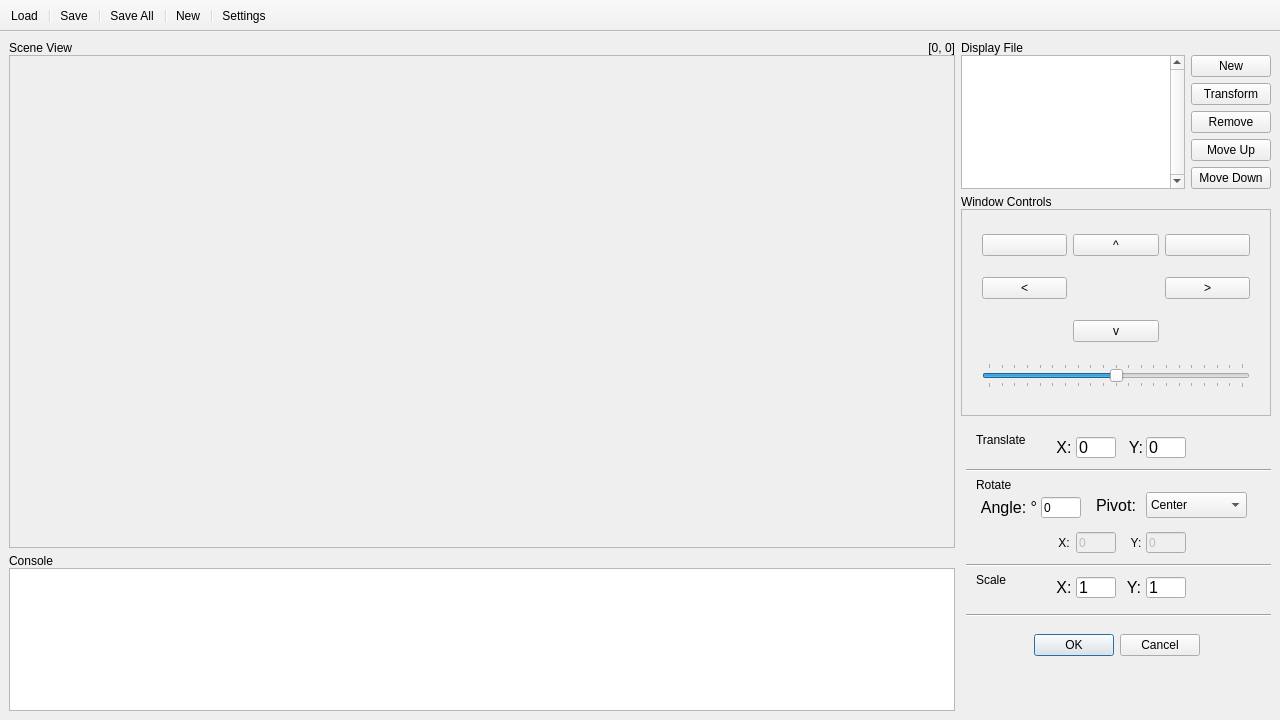
First picture: the form in data/main.ui, repository RamAddict/Interactive-Graphical-System, before the edit.
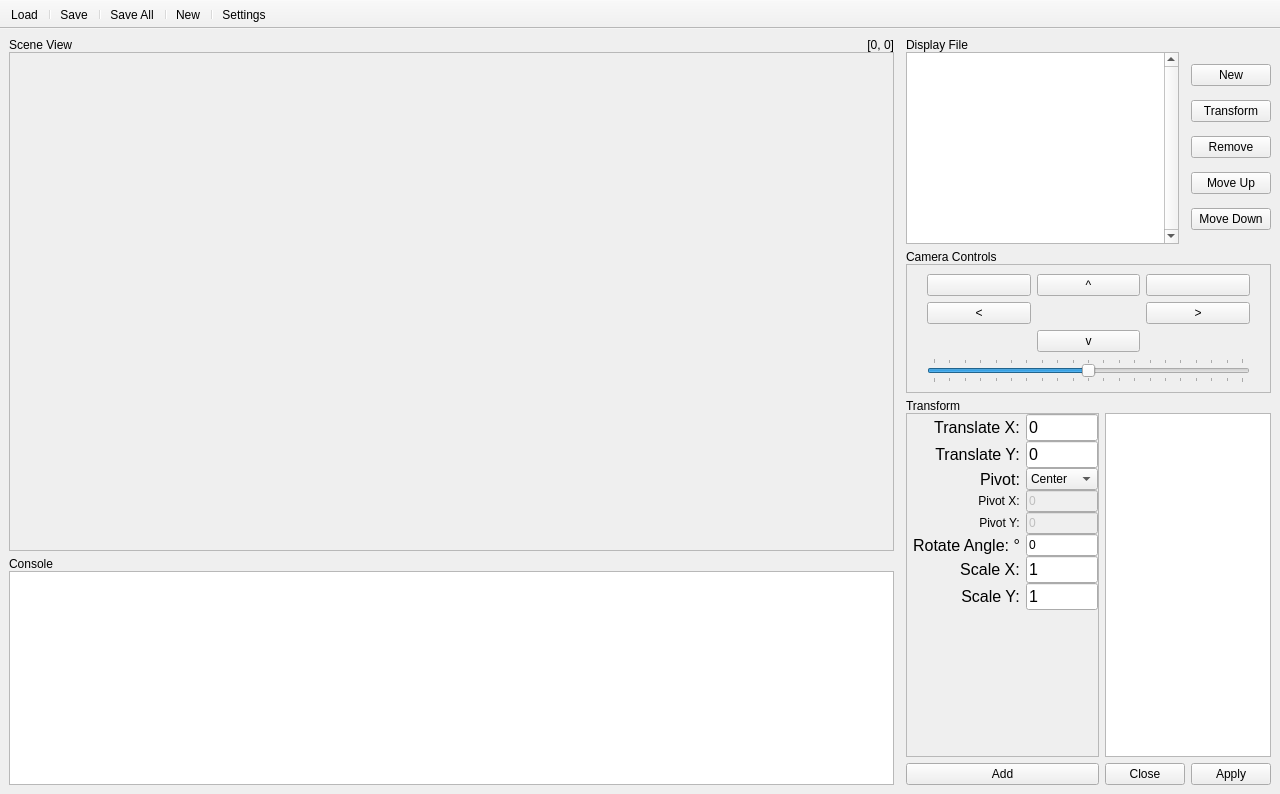
Second picture: the form after the edit. The open tabs and pages were chosen to show the change. Icons and pictures are not drawn.

Diff of the .ui file:
```diff
--- a/data/main.ui
+++ b/data/main.ui
@@ -10,7 +10,7 @@
     <x>0</x>
     <y>0</y>
     <width>1280</width>
-    <height>720</height>
+    <height>794</height>
    </rect>
   </property>
   <property name="windowTitle">
@@ -23,85 +23,12 @@
      <verstretch>1</verstretch>
     </sizepolicy>
    </property>
-   <layout class="QGridLayout" name="gridLayout" rowstretch="4,7,4,5" columnstretch="4,1">
-    <item row="0" column="1">
-     <layout class="QVBoxLayout" name="displayFileLayout" stretch="0,1">
-      <property name="spacing">
-       <number>0</number>
-      </property>
-      <item>
-       <widget class="QLabel" name="sceneLabel">
-        <property name="toolTip">
-         <string>Scene</string>
-        </property>
-        <property name="text">
-         <string>Display File</string>
-        </property>
-       </widget>
-      </item>
-      <item>
-       <layout class="QHBoxLayout" name="scenelLayout" stretch="1,0">
-        <property name="spacing">
-         <number>6</number>
-        </property>
-        <item>
-         <widget class="QListWidget" name="displayFile">
-          <property name="verticalScrollBarPolicy">
-           <enum>Qt::ScrollBarAlwaysOn</enum>
-          </property>
-          <property name="selectionRectVisible">
-           <bool>true</bool>
-          </property>
-          <property name="currentRow">
-           <number>-1</number>
-          </property>
-         </widget>
-        </item>
-        <item>
-         <layout class="QVBoxLayout" name="actionsLayout">
-          <item>
-           <widget class="QPushButton" name="newButton">
-            <property name="text">
-             <string>New</string>
-            </property>
-           </widget>
-          </item>
-          <item>
-           <widget class="QPushButton" name="transformButton">
-            <property name="text">
-             <string>Transform</string>
-            </property>
-           </widget>
-          </item>
-          <item>
-           <widget class="QPushButton" name="removeButton">
-            <property name="text">
-             <string>Remove</string>
-            </property>
-           </widget>
-          </item>
-          <item>
-           <widget class="QPushButton" name="upListButton">
-            <property name="text">
-             <string>Move Up</string>
-            </property>
-           </widget>
-          </item>
-          <item>
-           <widget class="QPushButton" name="downListButton">
-            <property name="text">
-             <string>Move Down</string>
-            </property>
-           </widget>
-          </item>
-         </layout>
-        </item>
-       </layout>
-      </item>
-     </layout>
-    </item>
+   <layout class="QGridLayout" name="gridLayout" rowstretch="0,1,2,3" columnstretch="6,2">
+    <property name="horizontalSpacing">
+     <number>12</number>
+    </property>
     <item row="1" column="1">
-     <layout class="QVBoxLayout" name="windowLayout" stretch="0,1">
+     <layout class="QVBoxLayout" name="cameraLayout">
       <property name="spacing">
        <number>0</number>
       </property>
@@ -111,7 +38,7 @@
          <string>Camera</string>
         </property>
         <property name="text">
-         <string>Window Controls</string>
+         <string>Camera Controls</string>
         </property>
        </widget>
       </item>
@@ -123,27 +50,21 @@
         <property name="frameShadow">
          <enum>QFrame::Sunken</enum>
         </property>
-        <layout class="QGridLayout" name="controlLayout" rowstretch="0,0,0,1">
+        <layout class="QGridLayout" name="controlLayout">
          <property name="leftMargin">
           <number>20</number>
          </property>
          <property name="rightMargin">
           <number>20</number>
          </property>
-         <item row="0" column="1">
-          <widget class="QPushButton" name="upBtn">
+         <item row="0" column="0">
+          <widget class="QPushButton" name="tiltLeftBtn">
            <property name="text">
-            <string>^</string>
+            <string/>
            </property>
-           <property name="autoRepeat">
-            <bool>true</bool>
-           </property>
-          </widget>
-         </item>
-         <item row="1" column="0">
-          <widget class="QPushButton" name="leftBtn">
-           <property name="text">
-            <string notr="true">&lt;</string>
+           <property name="icon">
+            <iconset theme="object-rotate-left">
+             <normaloff>.</normaloff>.</iconset>
            </property>
            <property name="autoRepeat">
             <bool>true</bool>
@@ -160,16 +81,6 @@
            </property>
           </widget>
          </item>
-         <item row="2" column="1">
-          <widget class="QPushButton" name="downBtn">
-           <property name="text">
-            <string>v</string>
-           </property>
-           <property name="autoRepeat">
-            <bool>true</bool>
-           </property>
-          </widget>
-         </item>
          <item row="3" column="0" colspan="3">
           <widget class="QSlider" name="zoomSlider">
            <property name="focusPolicy">
@@ -209,14 +120,30 @@
            </property>
           </widget>
          </item>
-         <item row="0" column="0">
-          <widget class="QPushButton" name="tiltLeftBtn">
+         <item row="0" column="1">
+          <widget class="QPushButton" name="upBtn">
            <property name="text">
-            <string/>
+            <string>^</string>
            </property>
-           <property name="icon">
-            <iconset theme="object-rotate-left">
-             <normaloff>.</normaloff>.</iconset>
+           <property name="autoRepeat">
+            <bool>true</bool>
+           </property>
+          </widget>
+         </item>
+         <item row="1" column="0">
+          <widget class="QPushButton" name="leftBtn">
+           <property name="text">
+            <string notr="true">&lt;</string>
+           </property>
+           <property name="autoRepeat">
+            <bool>true</bool>
+           </property>
+          </widget>
+         </item>
+         <item row="2" column="1">
+          <widget class="QPushButton" name="downBtn">
+           <property name="text">
+            <string>v</string>
            </property>
            <property name="autoRepeat">
             <bool>true</bool>
@@ -229,10 +156,7 @@
      </layout>
     </item>
     <item row="0" column="0" rowspan="3">
-     <layout class="QGridLayout" name="viewportLayout" rowstretch="0,1">
-      <property name="horizontalSpacing">
-       <number>2</number>
-      </property>
+     <layout class="QGridLayout" name="viewportLayout">
       <property name="verticalSpacing">
        <number>0</number>
       </property>
@@ -292,7 +216,7 @@
      </layout>
     </item>
     <item row="3" column="0">
-     <layout class="QVBoxLayout" name="consoleLayout" stretch="0,1">
+     <layout class="QVBoxLayout" name="consoleLayout">
       <property name="spacing">
        <number>0</number>
       </property>
@@ -312,6 +236,82 @@
       </item>
      </layout>
     </item>
+    <item row="0" column="1">
+     <layout class="QVBoxLayout" name="displayFileLayout">
+      <property name="spacing">
+       <number>0</number>
+      </property>
+      <item>
+       <widget class="QLabel" name="sceneLabel">
+        <property name="text">
+         <string>Display File</string>
+        </property>
+       </widget>
+      </item>
+      <item>
+       <layout class="QHBoxLayout" name="scenelLayout">
+        <property name="spacing">
+         <number>12</number>
+        </property>
+        <item>
+         <widget class="QListWidget" name="displayFile">
+          <property name="verticalScrollBarPolicy">
+           <enum>Qt::ScrollBarAlwaysOn</enum>
+          </property>
+          <property name="selectionRectVisible">
+           <bool>true</bool>
+          </property>
+          <property name="currentRow">
+           <number>-1</number>
+          </property>
+         </widget>
+        </item>
+        <item>
+         <layout class="QVBoxLayout" name="actionsLayout">
+          <property name="spacing">
+           <number>2</number>
+          </property>
+          <item>
+           <widget class="QPushButton" name="newButton">
+            <property name="text">
+             <string>New</string>
+            </property>
+           </widget>
+          </item>
+          <item>
+           <widget class="QPushButton" name="transformButton">
+            <property name="text">
+             <string>Transform</string>
+            </property>
+           </widget>
+          </item>
+          <item>
+           <widget class="QPushButton" name="removeButton">
+            <property name="text">
+             <string>Remove</string>
+            </property>
+           </widget>
+          </item>
+          <item>
+           <widget class="QPushButton" name="upListButton">
+            <property name="text">
+             <string>Move Up</string>
+            </property>
+           </widget>
+          </item>
+          <item>
+           <widget class="QPushButton" name="downListButton">
+            <property name="text">
+             <string>Move Down</string>
+            </property>
+           </widget>
+          </item>
+         </layout>
+        </item>
+       </layout>
+      </item>
+     </layout>
+    </item>
     <item row="2" column="1" rowspan="2">
      <widget class="QStackedWidget" name="componentWidget">
       <property name="currentIndex">
@@ -508,115 +508,144 @@
        </layout>
       </widget>
       <widget class="QWidget" name="transformPage">
+       <layout class="QVBoxLayout" name="verticalLayout_3">
+        <property name="spacing">
+         <number>0</number>
+        </property>
+        <property name="leftMargin">
+         <number>0</number>
+        </property>
+        <property name="topMargin">
+         <number>0</number>
+        </property>
+        <property name="rightMargin">
+         <number>0</number>
+        </property>
+        <property name="bottomMargin">
+         <number>0</number>
+        </property>
+        <item>
+         <widget class="QLabel" name="transformLabel">
+          <property name="text">
+           <string>Transform</string>
+          </property>
+         </widget>
+        </item>
+        <item>
+         <widget class="QFrame" name="transformFrame">
+          <property name="frameShape">
+           <enum>QFrame::NoFrame</enum>
+          </property>
+          <layout class="QGridLayout" name="gridLayout_2" columnstretch="3,1,0">
+           <property name="leftMargin">
+            <number>0</number>
+           </property>
+           <property name="topMargin">
+            <number>0</number>
+           </property>
+           <property name="rightMargin">
+            <number>0</number>
+           </property>
+           <property name="bottomMargin">
+            <number>0</number>
+           </property>
+           <property name="verticalSpacing">
+            <number>6</number>
+           </property>
+           <item row="1" column="0">
+            <widget class="QPushButton" name="transformAddButton">
+             <property name="text">
+              <string>Add</string>
+             </property>
+             <property name="autoRepeat">
+              <bool>true</bool>
+             </property>
+            </widget>
+           </item>
+           <item row="0" column="0">
+            <widget class="QFrame" name="transformForm">
        <property name="sizePolicy">
-        <sizepolicy hsizetype="MinimumExpanding" vsizetype="MinimumExpanding">
-         <horstretch>0</horstretch>
-         <verstretch>0</verstretch>
-        </sizepolicy>
-       </property>
-       <property name="minimumSize">
-        <size>
-         <width>310</width>
-         <height>247</height>
-        </size>
-       </property>
+              <sizepolicy hsizetype="Expanding" vsizetype="Expanding">
+               <horstretch>1</horstretch>
+               <verstretch>1</verstretch>
+              </sizepolicy>
+             </property>
+             <property name="frameShape">
+              <enum>QFrame::StyledPanel</enum>
+             </property>
+             <property name="frameShadow">
+              <enum>QFrame::Raised</enum>
+             </property>
+             <layout class="QFormLayout" name="formLayout_2">
+              <property name="fieldGrowthPolicy">
+               <enum>QFormLayout::AllNonFixedFieldsGrow</enum>
+              </property>
+              <property name="labelAlignment">
+               <set>Qt::AlignRight|Qt::AlignTrailing|Qt::AlignVCenter</set>
+              </property>
+              <property name="verticalSpacing">
+               <number>0</number>
+              </property>
+              <property name="leftMargin">
+               <number>6</number>
+              </property>
+              <property name="topMargin">
+               <number>0</number>
+              </property>
+              <property name="rightMargin">
+               <number>0</number>
+              </property>
+              <item row="1" column="0">
        <widget class="QLabel" name="translateXlabel">
-        <property name="geometry">
-         <rect>
-          <x>95</x>
-          <y>15</y>
-          <width>16</width>
-          <height>21</height>
-         </rect>
-        </property>
         <property name="font">
          <font>
           <pointsize>12</pointsize>
          </font>
         </property>
         <property name="text">
-         <string>X:</string>
+                 <string>Translate X:</string>
         </property>
         <property name="alignment">
          <set>Qt::AlignCenter</set>
         </property>
        </widget>
-       <widget class="QLabel" name="angleLabel">
-        <property name="geometry">
-         <rect>
-          <x>15</x>
-          <y>75</y>
-          <width>66</width>
-          <height>21</height>
-         </rect>
-        </property>
+              </item>
+              <item row="1" column="1">
+               <widget class="QLineEdit" name="translateXinput">
         <property name="font">
          <font>
           <pointsize>12</pointsize>
          </font>
         </property>
-        <property name="text">
-         <string>Angle: °</string>
-        </property>
-        <property name="alignment">
-         <set>Qt::AlignCenter</set>
-        </property>
-       </widget>
-       <widget class="QLabel" name="rotateLabel">
-        <property name="geometry">
-         <rect>
-          <x>15</x>
-          <y>55</y>
-          <width>42</width>
-          <height>16</height>
-         </rect>
-        </property>
+                <property name="inputMethodHints">
+                 <set>Qt::ImhPreferNumbers</set>
+                </property>
         <property name="text">
-         <string>Rotate</string>
-        </property>
-       </widget>
+                 <string>0</string>
+                </property>
+               </widget>
+              </item>
+              <item row="2" column="0">
        <widget class="QLabel" name="translateYlabel">
-        <property name="geometry">
-         <rect>
-          <x>165</x>
-          <y>15</y>
-          <width>20</width>
-          <height>21</height>
-         </rect>
-        </property>
         <property name="font">
          <font>
           <pointsize>12</pointsize>
          </font>
         </property>
         <property name="text">
-         <string>Y:</string>
+                 <string>Translate Y:</string>
         </property>
         <property name="alignment">
          <set>Qt::AlignCenter</set>
         </property>
        </widget>
-       <widget class="Line" name="line_1">
-        <property name="geometry">
-         <rect>
-          <x>5</x>
-          <y>40</y>
-          <width>306</width>
-          <height>16</height>
-         </rect>
-        </property>
-        <property name="orientation">
-         <enum>Qt::Horizontal</enum>
-        </property>
-       </widget>
-       <widget class="QLineEdit" name="angleInput">
-        <property name="geometry">
-         <rect>
-          <x>80</x>
-          <y>75</y>
-          <width>40</width>
-          <height>21</height>
-         </rect>
+              </item>
+              <item row="2" column="1">
+               <widget class="QLineEdit" name="translateYinput">
+                <property name="font">
+                 <font>
+                  <pointsize>12</pointsize>
+                 </font>
         </property>
         <property name="inputMethodHints">
          <set>Qt::ImhPreferNumbers</set>
@@ -625,15 +654,9 @@
          <string>0</string>
         </property>
        </widget>
+              </item>
+              <item row="7" column="0">
        <widget class="QLabel" name="pivotLabel">
-        <property name="geometry">
-         <rect>
-          <x>130</x>
-          <y>70</y>
-          <width>50</width>
-          <height>26</height>
-         </rect>
-        </property>
         <property name="font">
          <font>
           <pointsize>12</pointsize>
@@ -646,125 +669,9 @@
          <set>Qt::AlignCenter</set>
         </property>
        </widget>
-       <widget class="QLabel" name="transateLabel">
-        <property name="geometry">
-         <rect>
-          <x>15</x>
-          <y>10</y>
-          <width>60</width>
-          <height>16</height>
-         </rect>
-        </property>
-        <property name="text">
-         <string>Translate</string>
-        </property>
-       </widget>
-       <widget class="QLineEdit" name="translateXinput">
-        <property name="geometry">
-         <rect>
-          <x>115</x>
-          <y>15</y>
-          <width>40</width>
-          <height>21</height>
-         </rect>
-        </property>
-        <property name="font">
-         <font>
-          <pointsize>12</pointsize>
-         </font>
-        </property>
-        <property name="inputMethodHints">
-         <set>Qt::ImhPreferNumbers</set>
-        </property>
-        <property name="text">
-         <string>0</string>
-        </property>
-       </widget>
-       <widget class="QLabel" name="scaleLabel">
-        <property name="geometry">
-         <rect>
-          <x>15</x>
-          <y>150</y>
-          <width>42</width>
-          <height>16</height>
-         </rect>
-        </property>
-        <property name="text">
-         <string>Scale</string>
-        </property>
-       </widget>
-       <widget class="QLineEdit" name="translateYinput">
-        <property name="geometry">
-         <rect>
-          <x>185</x>
-          <y>15</y>
-          <width>40</width>
-          <height>21</height>
-         </rect>
-        </property>
-        <property name="font">
-         <font>
-          <pointsize>12</pointsize>
-         </font>
-        </property>
-        <property name="inputMethodHints">
-         <set>Qt::ImhPreferNumbers</set>
-        </property>
-        <property name="text">
-         <string>0</string>
-        </property>
-       </widget>
-       <widget class="QDialogButtonBox" name="transformConfirm">
-        <property name="geometry">
-         <rect>
-          <x>70</x>
-          <y>205</y>
-          <width>171</width>
-          <height>36</height>
-         </rect>
-        </property>
-        <property name="standardButtons">
-         <set>QDialogButtonBox::Cancel|QDialogButtonBox::Ok</set>
-        </property>
-        <property name="centerButtons">
-         <bool>true</bool>
-        </property>
-       </widget>
-       <widget class="Line" name="line_3">
-        <property name="geometry">
-         <rect>
-          <x>5</x>
-          <y>185</y>
-          <width>306</width>
-          <height>16</height>
-         </rect>
-        </property>
-        <property name="orientation">
-         <enum>Qt::Horizontal</enum>
-        </property>
-       </widget>
-       <widget class="Line" name="line_2">
-        <property name="geometry">
-         <rect>
-          <x>5</x>
-          <y>135</y>
-          <width>306</width>
-          <height>16</height>
-         </rect>
-        </property>
-        <property name="orientation">
-         <enum>Qt::Horizontal</enum>
-        </property>
-       </widget>
+              </item>
+              <item row="7" column="1">
        <widget class="QComboBox" name="pivotSelect">
-        <property name="geometry">
-         <rect>
-          <x>185</x>
-          <y>70</y>
-          <width>101</width>
-          <height>26</height>
-         </rect>
-        </property>
         <property name="currentIndex">
          <number>0</number>
         </property>
@@ -784,134 +691,22 @@
          </property>
         </item>
        </widget>
-       <widget class="QLabel" name="scaleXlabel">
-        <property name="geometry">
-         <rect>
-          <x>95</x>
-          <y>155</y>
-          <width>16</width>
-          <height>21</height>
-         </rect>
-        </property>
-        <property name="font">
-         <font>
-          <pointsize>12</pointsize>
-         </font>
-        </property>
-        <property name="text">
-         <string>X:</string>
-        </property>
-        <property name="alignment">
-         <set>Qt::AlignCenter</set>
-        </property>
-       </widget>
-       <widget class="QLabel" name="scaleYlabel">
-        <property name="geometry">
-         <rect>
-          <x>165</x>
-          <y>155</y>
-          <width>16</width>
-          <height>21</height>
-         </rect>
-        </property>
-        <property name="font">
-         <font>
-          <pointsize>12</pointsize>
-         </font>
-        </property>
-        <property name="text">
-         <string>Y:</string>
-        </property>
-        <property name="alignment">
-         <set>Qt::AlignCenter</set>
-        </property>
-       </widget>
-       <widget class="QLineEdit" name="scaleXinput">
-        <property name="geometry">
-         <rect>
-          <x>115</x>
-          <y>155</y>
-          <width>40</width>
-          <height>21</height>
-         </rect>
-        </property>
-        <property name="font">
-         <font>
-          <pointsize>12</pointsize>
-         </font>
-        </property>
-        <property name="inputMethodHints">
-         <set>Qt::ImhPreferNumbers</set>
-        </property>
-        <property name="text">
-         <string>1</string>
-        </property>
-       </widget>
-       <widget class="QLineEdit" name="scaleYinput">
-        <property name="geometry">
-         <rect>
-          <x>185</x>
-          <y>155</y>
-          <width>40</width>
-          <height>21</height>
-         </rect>
-        </property>
-        <property name="font">
-         <font>
-          <pointsize>12</pointsize>
-         </font>
-        </property>
-        <property name="inputMethodHints">
-         <set>Qt::ImhPreferNumbers</set>
-        </property>
-        <property name="text">
-         <string>1</string>
-        </property>
-       </widget>
+              </item>
+              <item row="9" column="0">
        <widget class="QLabel" name="rotateXLabel">
-        <property name="geometry">
-         <rect>
-          <x>95</x>
-          <y>110</y>
-          <width>16</width>
-          <height>21</height>
-         </rect>
-        </property>
         <property name="text">
-         <string>X:</string>
+                 <string>Pivot X:</string>
         </property>
         <property name="alignment">
          <set>Qt::AlignCenter</set>
         </property>
        </widget>
-       <widget class="QLabel" name="rotateYLabel">
-        <property name="geometry">
-         <rect>
-          <x>165</x>
-          <y>110</y>
-          <width>20</width>
-          <height>21</height>
-         </rect>
-        </property>
-        <property name="text">
-         <string>Y:</string>
-        </property>
-        <property name="alignment">
-         <set>Qt::AlignCenter</set>
-        </property>
-       </widget>
+              </item>
+              <item row="9" column="1">
        <widget class="QLineEdit" name="rotateXInput">
         <property name="enabled">
          <bool>false</bool>
         </property>
-        <property name="geometry">
-         <rect>
-          <x>115</x>
-          <y>110</y>
-          <width>40</width>
-          <height>21</height>
-         </rect>
-        </property>
         <property name="inputMethodHints">
          <set>Qt::ImhPreferNumbers</set>
         </property>
@@ -919,18 +714,47 @@
          <string>0</string>
         </property>
        </widget>
+              </item>
+              <item row="11" column="0">
+               <widget class="QLabel" name="rotateYLabel">
+                <property name="text">
+                 <string>Pivot Y:</string>
+                </property>
+                <property name="alignment">
+                 <set>Qt::AlignCenter</set>
+                </property>
+               </widget>
+              </item>
+              <item row="11" column="1">
        <widget class="QLineEdit" name="rotateYInput">
         <property name="enabled">
          <bool>false</bool>
         </property>
-        <property name="geometry">
-         <rect>
-          <x>185</x>
-          <y>110</y>
-          <width>40</width>
-          <height>21</height>
-         </rect>
-        </property>
+                <property name="inputMethodHints">
+                 <set>Qt::ImhPreferNumbers</set>
+                </property>
+                <property name="text">
+                 <string>0</string>
+                </property>
+               </widget>
+              </item>
+              <item row="14" column="0">
+               <widget class="QLabel" name="angleLabel">
+                <property name="font">
+                 <font>
+                  <pointsize>12</pointsize>
+                 </font>
+                </property>
+                <property name="text">
+                 <string>Rotate Angle: °</string>
+                </property>
+                <property name="alignment">
+                 <set>Qt::AlignCenter</set>
+                </property>
+               </widget>
+              </item>
+              <item row="14" column="1">
+               <widget class="QLineEdit" name="angleInput">
         <property name="inputMethodHints">
          <set>Qt::ImhPreferNumbers</set>
         </property>
@@ -938,24 +762,93 @@
          <string>0</string>
         </property>
        </widget>
+              </item>
+              <item row="17" column="0">
+               <widget class="QLabel" name="scaleXlabel">
+                <property name="font">
+                 <font>
+                  <pointsize>12</pointsize>
+                 </font>
+                </property>
+                <property name="text">
+                 <string>Scale X:</string>
+                </property>
+                <property name="alignment">
+                 <set>Qt::AlignCenter</set>
+                </property>
+               </widget>
+              </item>
+              <item row="17" column="1">
+               <widget class="QLineEdit" name="scaleXinput">
+                <property name="font">
+                 <font>
+                  <pointsize>12</pointsize>
+                 </font>
+                </property>
+                <property name="inputMethodHints">
+                 <set>Qt::ImhPreferNumbers</set>
+                </property>
+                <property name="text">
+                 <string>1</string>
+                </property>
+               </widget>
+              </item>
+              <item row="18" column="0">
+               <widget class="QLabel" name="scaleYlabel">
+                <property name="font">
+                 <font>
+                  <pointsize>12</pointsize>
+                 </font>
+                </property>
+                <property name="text">
+                 <string>Scale Y:</string>
+                </property>
+                <property name="alignment">
+                 <set>Qt::AlignCenter</set>
+                </property>
+               </widget>
+              </item>
+              <item row="18" column="1">
+               <widget class="QLineEdit" name="scaleYinput">
+                <property name="font">
+                 <font>
+                  <pointsize>12</pointsize>
+                 </font>
+                </property>
+                <property name="inputMethodHints">
+                 <set>Qt::ImhPreferNumbers</set>
+                </property>
+                <property name="text">
+                 <string>1</string>
+                </property>
+               </widget>
+              </item>
+             </layout>
+            </widget>
+           </item>
+           <item row="0" column="1">
+            <widget class="QListWidget" name="transformList"/>
+           </item>
+           <item row="1" column="1">
+            <widget class="QDialogButtonBox" name="transformApplyButtons">
+             <property name="standardButtons">
+              <set>QDialogButtonBox::Apply|QDialogButtonBox::Close</set>
+             </property>
+             <property name="centerButtons">
+              <bool>true</bool>
+             </property>
+            </widget>
+           </item>
+          </layout>
+         </widget>
+        </item>
+       </layout>
       </widget>
      </widget>
     </item>
    </layout>
   </widget>
   <widget class="QToolBar" name="toolBar">
-   <property name="sizePolicy">
-    <sizepolicy hsizetype="Expanding" vsizetype="Minimum">
-     <horstretch>1</horstretch>
-     <verstretch>0</verstretch>
-    </sizepolicy>
-   </property>
-   <property name="minimumSize">
-    <size>
-     <width>0</width>
-     <height>32</height>
-    </size>
-   </property>
    <property name="movable">
     <bool>false</bool>
    </property>
```
Left out of the diff: 124 changed lines with no effect on the pictures. Lines whose indentation alone changed are shown as unchanged.
